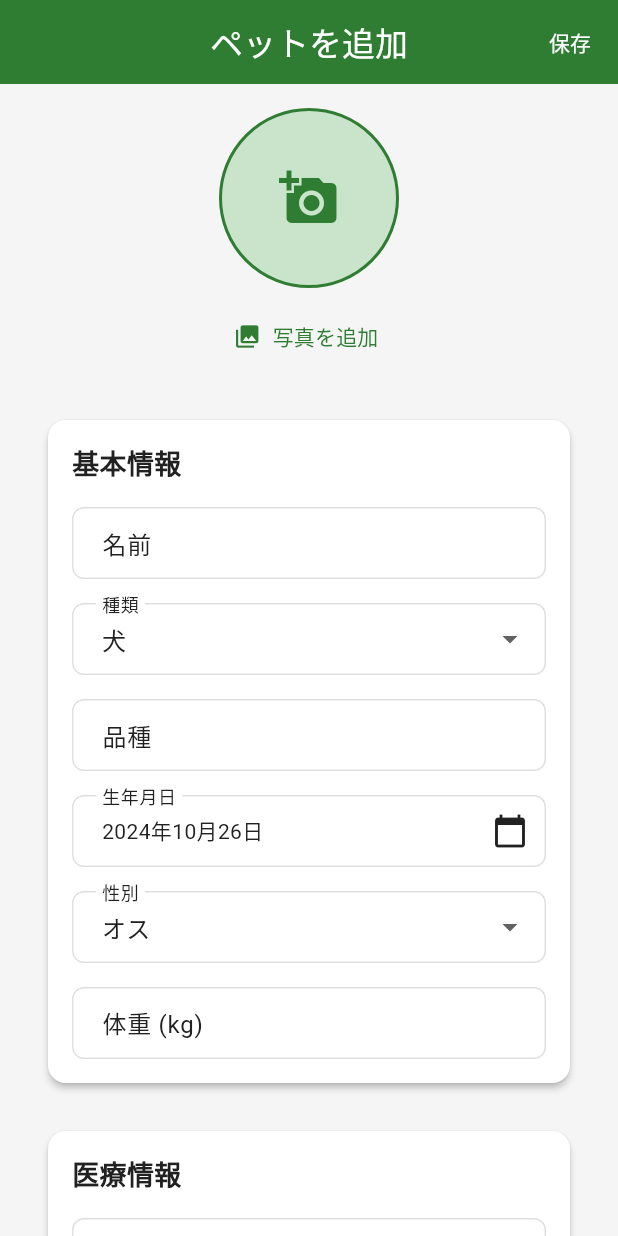
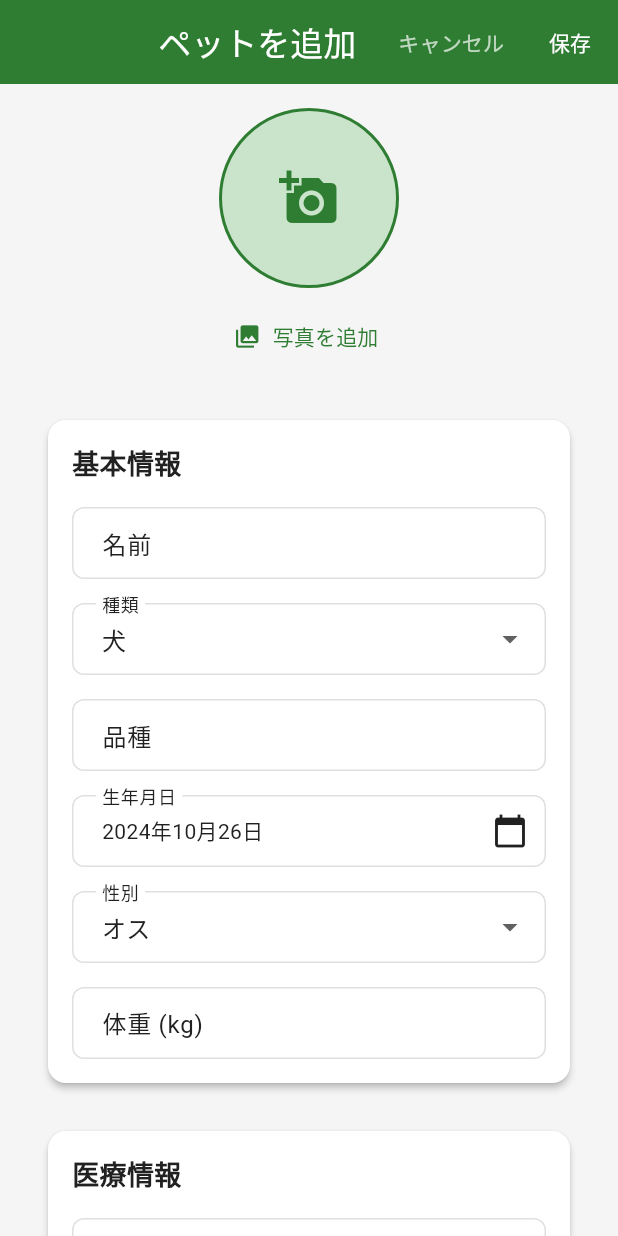
Before and after one commit to Fuurugeeen/pet-health-log, a Flutter app: the PetFormScreen screen opened by its route, on a phone screen of 412 x 824 dp. Run offline on Flutter 3.47's test engine with Material 3 defaults, Android fonts, the phone set to English and light mode, and no system bars; our stand-ins replace device_preview, fl_chart, flutter_riverpod, go_router, hive, hive_flutter and 3 more; accounts and stored records are empty.

Commit message:
ペット追加/編集画面にキャンセルボタンを追加
- AppBarの右上にキャンセルボタンと保存ボタンを並列配置
- キャンセルボタンはNavigator.pop()で前画面に戻る
- ローディング中はキャンセルボタンも無効化
- 視覚的に保存ボタンより控えめな色（white70）に設定

🤖 Generated with [Claude Code](https://claude.ai/code)

Co-Authored-By: Claude <noreply@anthropic.com>

```diff
--- a/lib/features/pet/presentation/pet_form_screen.dart
+++ b/lib/features/pet/presentation/pet_form_screen.dart
@@ -194,6 +194,15 @@ class _PetFormScreenState extends ConsumerState<PetFormScreen> {
       appBar: AppBar(
         title: Text(isEditing ? AppStrings.editPet : AppStrings.addPet),
         actions: [
+          TextButton(
+            onPressed: _isLoading ? null : () {
+              Navigator.of(context).pop();
+            },
+            child: const Text(
+              'キャンセル',
+              style: TextStyle(color: Colors.white70),
+            ),
+          ),
           TextButton(
             onPressed: _isLoading ? null : _savePet,
             child: _isLoading
```
